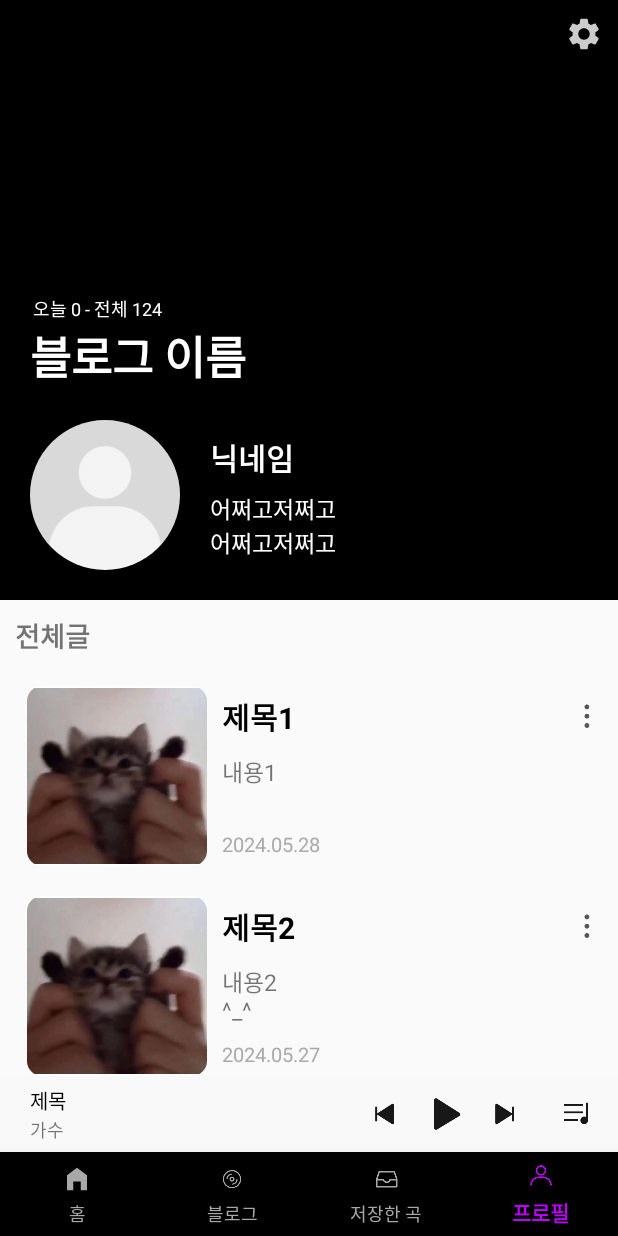
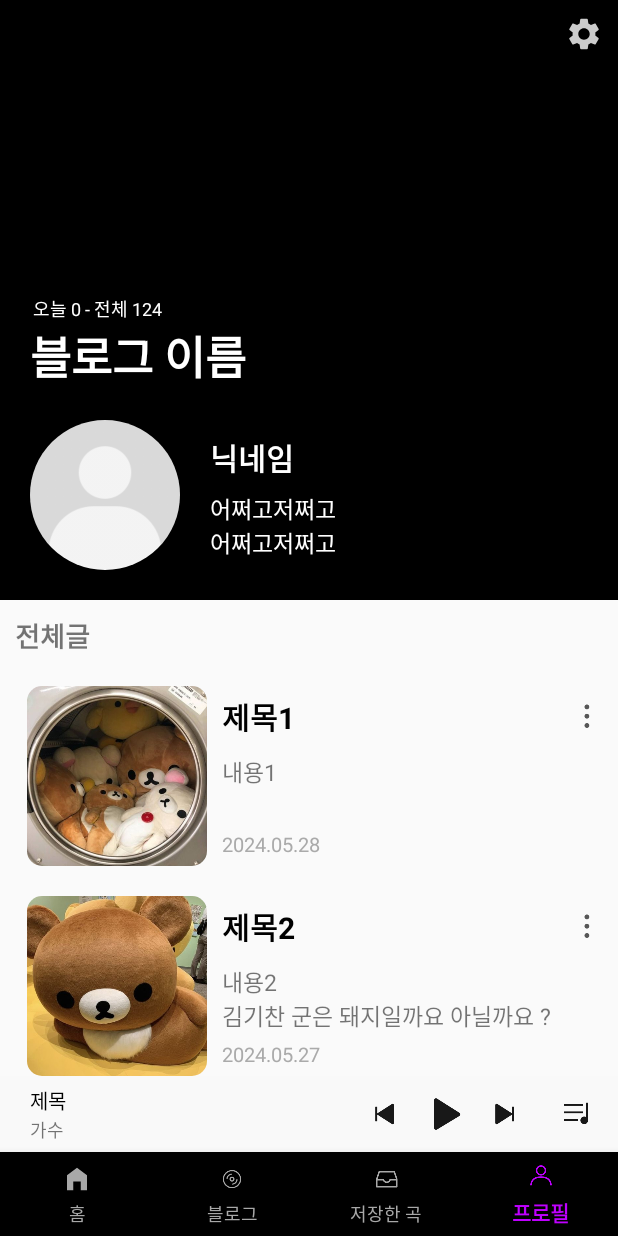
Before and after one commit to Eouls/MusicPlayer, an Android app: the screen it shows after launch (MainActivity), item 4 of the bottom bar chosen, on a phone screen of 412 x 824 dp. Run offline under Robolectric (Android 15) with nearby library versions, the light colour scheme and no system bars; our stand-ins replace CircleImageView, Room's generated code.

Commit message:
post 약간수정
post img 대충 추가

```diff
--- a/app/src/main/java/com/example/musicplayer/Profile/ProfileFragment.kt
+++ b/app/src/main/java/com/example/musicplayer/Profile/ProfileFragment.kt
@@ -23,10 +23,10 @@ class ProfileFragment: Fragment() {
 
         postDatas.apply {
             add(Post(R.drawable.img_post_1, "제목1", "내용1", "2024.05.28"))
-            add(Post(R.drawable.img_post_1, "제목2", "내용2\n^_^", "2024.05.27"))
-            add(Post(R.drawable.img_post_1, "제목3", "내용3\nㅇㅅㅇ", "2024.05.26"))
-            add(Post(R.drawable.img_post_1, "제목4", "내용4\n=ㅅ=", "2024.05.25"))
-            add(Post(R.drawable.img_post_1, "제목5", "내용5\nㅍ_ㅍ","2024.05.24"))
+            add(Post(R.drawable.img_post_2, "제목2", "내용2\n김기찬 군은 돼지일까요 아닐까요 ?", "2024.05.27"))
+            add(Post(R.drawable.img_post_3, "제목3", "내용3\n정답은요...", "2024.05.26"))
+            add(Post(R.drawable.img_post_4, "제목4", "내용4\n돼지였습니다ㅡ!!", "2024.05.25"))
+            add(Post(R.drawable.img_post_5, "제목5", "내용5\n^0^","2024.05.24"))
         }
 
 
--- a/app/src/main/res/layout/item_mypost.xml
+++ b/app/src/main/res/layout/item_mypost.xml
@@ -19,7 +19,7 @@
             android:id="@+id/item_mypost_img_iv"
             android:layout_width="match_parent"
             android:layout_height="match_parent"
-            android:scaleType="fitCenter"
+            android:scaleType="centerCrop"
             android:src="@drawable/img_post_1"
             app:layout_constraintStart_toStartOf="parent"
             app:layout_constraintTop_toTopOf="parent" />
```
Also changed, not shown: app/src/main/res/drawable/img_post_1.jpeg, app/src/main/res/drawable/img_post_2.jpeg (added), app/src/main/res/drawable/img_post_3.jpeg (added), app/src/main/res/drawable/img_post_4.jpeg (added), app/src/main/res/drawable/img_post_5.jpeg (added).
